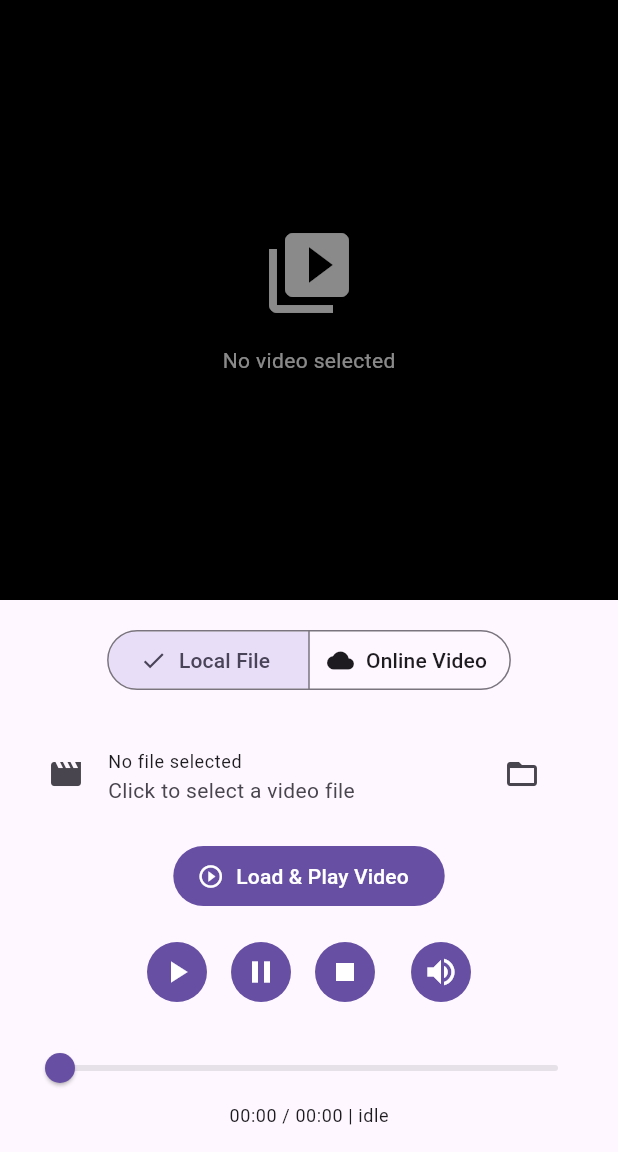
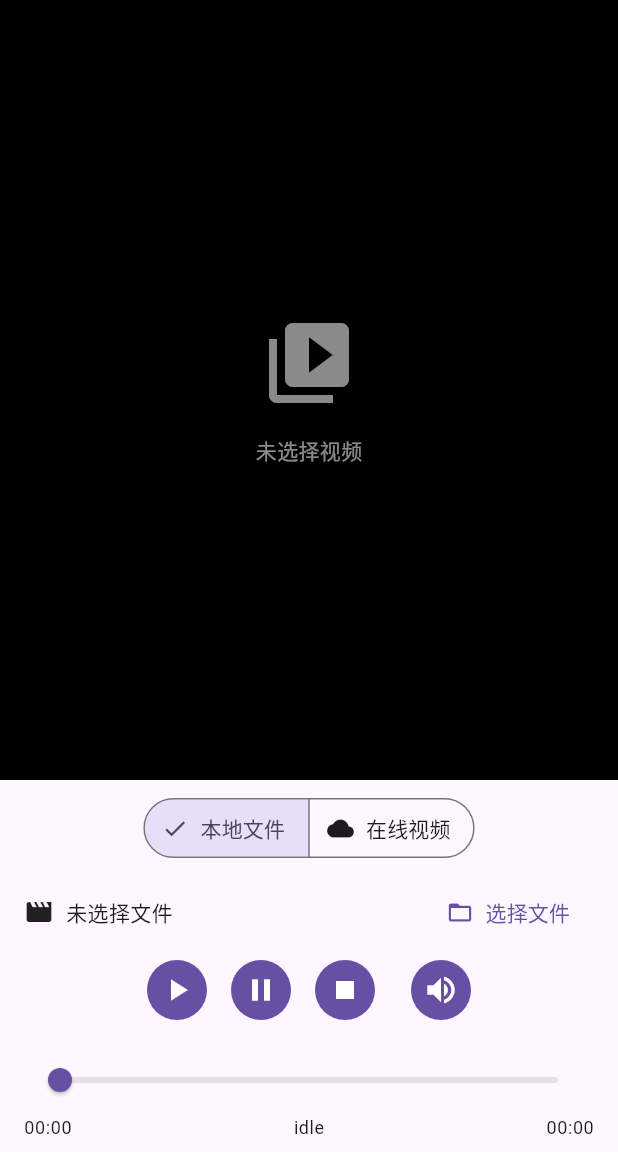
Before and after one commit to 2415104901/MangoPlayer, a Flutter app: the screen it shows after launch, on a phone screen of 412 x 824 dp, the part 84-1236 px from its top. Run offline on Flutter 3.47's test engine with Material 3 defaults, Android fonts, the phone set to English and light mode, and no system bars; our stand-ins replace file_picker, plugin_platform_interface.

Commit message:
修改demo的UI问题。

```diff
--- a/example/lib/main.dart
+++ b/example/lib/main.dart
@@ -1,5 +1,6 @@
 import 'package:flutter/material.dart';
 import 'package:mango_player/mango_player.dart';
+import 'package:file_picker/file_picker.dart';
 import 'dart:io';
 
 void main() {
@@ -19,9 +20,10 @@ class _MyAppState extends State<MyApp> {
   String _localFilePath = '';
   String _onlineVideoUrl = 'https://flutter.github.io/assets-for-api-docs/assets/videos/bee.mp4';
   bool _isMuted = false;
-
-  // Store the scaffold context for dialogs
-  GlobalKey<ScaffoldState> _scaffoldKey = GlobalKey<ScaffoldState>();
+  bool _isInitialized = false;
+  bool _isSeeking = false;
+  double _seekValue = 0.0;
+  String _statusMessage = '';
 
   @override
   void initState() {
@@ -59,55 +61,34 @@ class _MyAppState extends State<MyApp> {
   }
 
   Future<void> _selectLocalFile() async {
-    final scaffoldContext = _scaffoldKey.currentContext;
-    if (scaffoldContext == null) return;
-
-    final controller = TextEditingController(text: _localFilePath);
-
-    final path = await showDialog<String>(
-      context: scaffoldContext,
-      builder: (context) => AlertDialog(
-        title: const Text('Enter local video path'),
-        content: TextField(
-          controller: controller,
-          decoration: const InputDecoration(
-            hintText: '/Users/xxx/videos/sample.mp4',
-            border: OutlineInputBorder(),
-          ),
-          autofocus: true,
-        ),
-        actions: [
-          TextButton(
-            onPressed: () => Navigator.pop(context),
-            child: const Text('Cancel'),
-          ),
-          FilledButton(
-            onPressed: () => Navigator.pop(context, controller.text),
-            child: const Text('Load'),
-          ),
-        ],
-      ),
+    try {
+      FilePickerResult? result = await FilePicker.platform.pickFiles(
+        type: FileType.video,
+        allowMultiple: false,
       );
 
+      if (result != null && result.files.isNotEmpty) {
+        final path = result.files.single.path;
         if (path != null && path.isNotEmpty) {
           setState(() {
             _localFilePath = path;
           });
-      // Don't auto-initialize, let user click the load button
-      _showMessage('File path updated. Click "Load & Play" to play.');
+          // 自动加载选中的文件
+          await _initializePlayer();
+        }
+      }
+    } catch (e) {
+      _updateStatus('选择文件失败: $e');
     }
   }
 
   Future<void> _editOnlineUrl() async {
-    final scaffoldContext = _scaffoldKey.currentContext;
-    if (scaffoldContext == null) return;
-
     final controller = TextEditingController(text: _onlineVideoUrl);
 
     final url = await showDialog<String>(
-      context: scaffoldContext,
+      context: context,
       builder: (context) => AlertDialog(
-        title: const Text('Enter online video URL'),
+        title: const Text('输入在线视频URL'),
         content: TextField(
           controller: controller,
           decoration: const InputDecoration(
@@ -119,11 +100,11 @@ class _MyAppState extends State<MyApp> {
         actions: [
           TextButton(
             onPressed: () => Navigator.pop(context),
-            child: const Text('Cancel'),
+            child: const Text('取消'),
           ),
           FilledButton(
             onPressed: () => Navigator.pop(context, controller.text),
-            child: const Text('Set URL'),
+            child: const Text('确定'),
           ),
         ],
       ),
@@ -133,7 +114,8 @@ class _MyAppState extends State<MyApp> {
       setState(() {
         _onlineVideoUrl = url;
       });
-      _showMessage('URL updated. Click "Load & Play" to play.');
+      // 自动加载
+      await _initializePlayer();
     }
   }
 
@@ -143,49 +125,55 @@ class _MyAppState extends State<MyApp> {
 
       if (_currentSource == VideoSource.online) {
         source = MediaSource.network(_onlineVideoUrl);
-        _showMessage('Loading online video...');
+        _updateStatus('正在加载在线视频...');
       } else {
         if (_localFilePath.isEmpty) {
-          _showMessage('Please select a local video file first');
+          _updateStatus('请先选择视频文件');
           return;
         }
         source = MediaSource.file(_localFilePath);
-        _showMessage('Loading local video...');
+        _updateStatus('正在加载视频...');
       }
 
       await _controller.initialize(source);
-      _showMessage('Video initialized successfully');
+      setState(() {
+        _isInitialized = true;
+      });
+      _updateStatus('加载成功');
+      // 自动开始播放
+      await _controller.play();
     } catch (e) {
-      _showMessage('Error: $e');
+      _updateStatus('错误: $e');
     }
   }
 
-  void _showMessage(String message) {
-    final scaffoldContext = _scaffoldKey.currentContext;
-    if (scaffoldContext != null && mounted) {
-      ScaffoldMessenger.of(scaffoldContext).hideCurrentSnackBar();
-      ScaffoldMessenger.of(scaffoldContext).showSnackBar(
-        SnackBar(
-          content: Text(message),
-          duration: const Duration(seconds: 2),
-        ),
-      );
+  void _updateStatus(String message) {
+    setState(() {
+      _statusMessage = message;
+    });
+    // 3秒后清除状态消息
+    Future.delayed(const Duration(seconds: 3), () {
+      if (mounted && _statusMessage == message) {
+        setState(() {
+          _statusMessage = '';
+        });
       }
+    });
   }
 
   @override
   Widget build(BuildContext context) {
     return MaterialApp(
       home: Scaffold(
-        key: _scaffoldKey,
         appBar: AppBar(
           title: const Text('MangoPlayer Demo'),
           backgroundColor: Theme.of(context).colorScheme.inversePrimary,
         ),
         body: Column(
           children: [
-            // Video player
+            // Video player - 增大高度比例
             Expanded(
+              flex: 3, // 增大视频区域比例
               child: Container(
                 color: Colors.black,
                 child: Center(
@@ -196,7 +184,7 @@ class _MyAppState extends State<MyApp> {
                             Icon(Icons.video_library, size: 64, color: Colors.white54),
                             SizedBox(height: 16),
                             Text(
-                              'No video selected',
+                              '未选择视频',
                               style: TextStyle(color: Colors.white54),
                             ),
                           ],
@@ -206,22 +194,23 @@ class _MyAppState extends State<MyApp> {
               ),
             ),
 
-            // Controls
+            // Controls - 紧凑布局，无滚动条
             Container(
-              padding: const EdgeInsets.all(16),
+              padding: const EdgeInsets.symmetric(horizontal: 16, vertical: 8),
               child: Column(
+                mainAxisSize: MainAxisSize.min,
                 children: [
                   // Source selection
                   SegmentedButton<VideoSource>(
                         segments: const [
                           ButtonSegment(
                             value: VideoSource.local,
-                        label: Text('Local File'),
+                            label: Text('本地文件'),
                             icon: Icon(Icons.folder),
                           ),
                           ButtonSegment(
                             value: VideoSource.online,
-                        label: Text('Online Video'),
+                            label: Text('在线视频'),
                             icon: Icon(Icons.cloud),
                           ),
                         ],
@@ -233,59 +222,58 @@ class _MyAppState extends State<MyApp> {
                         },
                       ),
 
-                  const SizedBox(height: 16),
+                      const SizedBox(height: 8),
 
-                  // File selection or URL display
+                      // File selection or URL display - 紧凑布局
                       if (_currentSource == VideoSource.local)
-                    ListTile(
-                      leading: const Icon(Icons.movie),
-                      title: Text(
+                        Row(
+                          children: [
+                            const Icon(Icons.movie, size: 20),
+                            const SizedBox(width: 8),
+                            Expanded(
+                              child: Text(
                                 _localFilePath.isEmpty
-                            ? 'No file selected'
+                                    ? '未选择文件'
                                     : _localFilePath.split('/').last,
-                        style: Theme.of(context).textTheme.bodySmall,
-                      ),
-                      subtitle: Text(
-                        _localFilePath.isEmpty
-                            ? 'Click to select a video file'
-                            : _localFilePath,
-                        maxLines: 1,
+                                style: Theme.of(context).textTheme.bodyMedium,
                                 overflow: TextOverflow.ellipsis,
                               ),
-                      trailing: IconButton(
-                        icon: const Icon(Icons.folder_open),
+                            ),
+                            TextButton.icon(
+                              icon: const Icon(Icons.folder_open, size: 18),
+                              label: const Text('选择文件'),
                               onPressed: _selectLocalFile,
                             ),
-                      onTap: _selectLocalFile,
+                          ],
                         )
                       else
-                    ListTile(
-                      leading: const Icon(Icons.link),
-                      title: const Text('Online Video URL'),
-                      subtitle: Text(
+                        Row(
+                          children: [
+                            const Icon(Icons.link, size: 20),
+                            const SizedBox(width: 8),
+                            Expanded(
+                              child: Text(
                                 _onlineVideoUrl,
-                        maxLines: 2,
+                                style: Theme.of(context).textTheme.bodySmall,
                                 overflow: TextOverflow.ellipsis,
-                        style: Theme.of(context).textTheme.bodySmall,
                               ),
-                      trailing: IconButton(
-                        icon: const Icon(Icons.edit),
+                            ),
+                            IconButton(
+                              icon: const Icon(Icons.edit, size: 18),
                               onPressed: _editOnlineUrl,
-                        tooltip: 'Edit URL',
+                              tooltip: '编辑URL',
+                              visualDensity: VisualDensity.compact,
                             ),
-                      onTap: _editOnlineUrl,
+                            IconButton(
+                              icon: const Icon(Icons.play_circle, size: 18),
+                              onPressed: _initializePlayer,
+                              tooltip: '加载并播放',
+                              visualDensity: VisualDensity.compact,
+                            ),
+                          ],
                         ),
 
-                  const SizedBox(height: 8),
-
-                  // Initialize button
-                  FilledButton.icon(
-                    onPressed: _initializePlayer,
-                    icon: const Icon(Icons.play_circle_outline),
-                    label: const Text('Load & Play Video'),
-                  ),
-
-                  const SizedBox(height: 16),
+                      const SizedBox(height: 4),
 
                       // Playback controls
                       Row(
@@ -293,9 +281,14 @@ class _MyAppState extends State<MyApp> {
                         children: [
                           IconButton.filled(
                             icon: const Icon(Icons.play_arrow),
-                        onPressed: () {
-                          _controller.play();
-                          _showMessage('Playing');
+                            onPressed: () async {
+                              if (!_isInitialized && _localFilePath.isNotEmpty) {
+                                // 如果未初始化但有文件，先初始化
+                                await _initializePlayer();
+                              } else {
+                                await _controller.play();
+                                _updateStatus('播放中');
+                              }
                             },
                           ),
                           const SizedBox(width: 8),
@@ -303,7 +296,7 @@ class _MyAppState extends State<MyApp> {
                             icon: const Icon(Icons.pause),
                             onPressed: () {
                               _controller.pause();
-                          _showMessage('Paused');
+                              _updateStatus('已暂停');
                             },
                           ),
                           const SizedBox(width: 8),
@@ -311,7 +304,7 @@ class _MyAppState extends State<MyApp> {
                             icon: const Icon(Icons.stop),
                             onPressed: () {
                               _controller.stop();
-                          _showMessage('Stopped');
+                              _updateStatus('已停止');
                             },
                           ),
                           const SizedBox(width: 16),
@@ -323,16 +316,16 @@ class _MyAppState extends State<MyApp> {
                                 _isMuted = !_isMuted;
                               });
                               _controller.setMuted(_isMuted);
-                          _showMessage(_isMuted ? 'Muted' : 'Unmuted');
+                              _updateStatus(_isMuted ? '已静音' : '取消静音');
                             },
-                        tooltip: _isMuted ? 'Unmute' : 'Mute',
+                            tooltip: _isMuted ? '取消静音' : '静音',
                           ),
                         ],
                       ),
 
-                  const SizedBox(height: 16),
+                      const SizedBox(height: 12),
 
-                  // Progress
+                      // Progress bar with seek support
                       StreamBuilder<PlaybackEvent>(
                         stream: _controller.eventStream,
                         builder: (context, snapshot) {
@@ -343,24 +336,81 @@ class _MyAppState extends State<MyApp> {
                           // Calculate slider value as a ratio (0.0 to 1.0)
                           final durationMs = duration.inMilliseconds.toDouble();
                           final positionMs = position.inMilliseconds.toDouble();
-                      final sliderValue = durationMs > 0
-                          ? (positionMs / durationMs).clamp(0.0, 1.0)
-                          : 0.0;
+
+                          // 使用seek时的值，否则使用实际位置
+                          final displayValue = _isSeeking
+                              ? _seekValue
+                              : (durationMs > 0 ? (positionMs / durationMs).clamp(0.0, 1.0) : 0.0);
 
                           return Column(
                             children: [
-                          Slider(
-                            value: sliderValue,
+                              SliderTheme(
+                                data: SliderTheme.of(context).copyWith(
+                                  trackHeight: 4,
+                                  thumbShape: const RoundSliderThumbShape(enabledThumbRadius: 8),
+                                ),
+                                child: Slider(
+                                  value: displayValue,
+                                  onChangeStart: (value) {
+                                    setState(() {
+                                      _isSeeking = true;
+                                      _seekValue = value;
+                                    });
+                                  },
                                   onChanged: (value) {
+                                    setState(() {
+                                      _seekValue = value;
+                                    });
+                                  },
+                                  onChangeEnd: (value) {
+                                    // 执行seek操作
+                                    if (durationMs > 0) {
                                       final seekPosition = Duration(
                                         milliseconds: (value * durationMs).toInt(),
                                       );
                                       _controller.seekTo(seekPosition);
+                                    }
+                                    setState(() {
+                                      _isSeeking = false;
+                                    });
                                   },
                                 ),
+                              ),
+                              // 状态和时间显示
+                              Row(
+                                mainAxisAlignment: MainAxisAlignment.spaceBetween,
+                                children: [
                                   Text(
-                            '${_formatDuration(position)} / ${_formatDuration(duration)} | ${state.name}',
+                                    _formatDuration(_isSeeking
+                                        ? Duration(milliseconds: (_seekValue * durationMs).toInt())
+                                        : position),
                                     style: Theme.of(context).textTheme.bodySmall,
+                                  ),
+                                  // 状态消息显示在中间
+                                  if (_statusMessage.isNotEmpty)
+                                    Container(
+                                      padding: const EdgeInsets.symmetric(horizontal: 8, vertical: 2),
+                                      decoration: BoxDecoration(
+                                        color: Theme.of(context).colorScheme.primaryContainer,
+                                        borderRadius: BorderRadius.circular(4),
+                                      ),
+                                      child: Text(
+                                        _statusMessage,
+                                        style: Theme.of(context).textTheme.bodySmall?.copyWith(
+                                          color: Theme.of(context).colorScheme.onPrimaryContainer,
+                                        ),
+                                      ),
+                                    )
+                                  else
+                                    Text(
+                                      state.name,
+                                      style: Theme.of(context).textTheme.bodySmall,
+                                    ),
+                                  Text(
+                                    _formatDuration(duration),
+                                    style: Theme.of(context).textTheme.bodySmall,
+                                  ),
+                                ],
                               ),
                             ],
                           );
--- a/example/pubspec.yaml
+++ b/example/pubspec.yaml
@@ -28,6 +28,9 @@ dependencies:
   # The following adds the Cupertino Icons font to your application.
   # Use with the CupertinoIcons class for iOS style icons.
   cupertino_icons: ^1.0.6
+
+  # File picker for selecting local video files
+  file_picker: ^8.0.0
 
 dev_dependencies:
   integration_test:
```
Also changed, not shown: example/pubspec.lock, 4 other files. Lines whose indentation alone changed are shown as unchanged.
